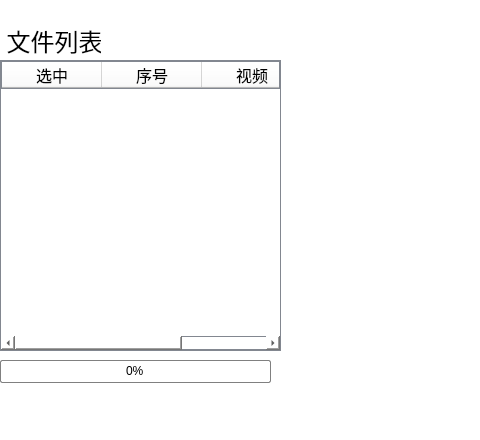
Qt form recordplaywidget.ui (1157889734/monitor_clent) before a commit; both pictures show x 0 to 480 and y 190 to 630 of the 1024 by 630 pixel window.
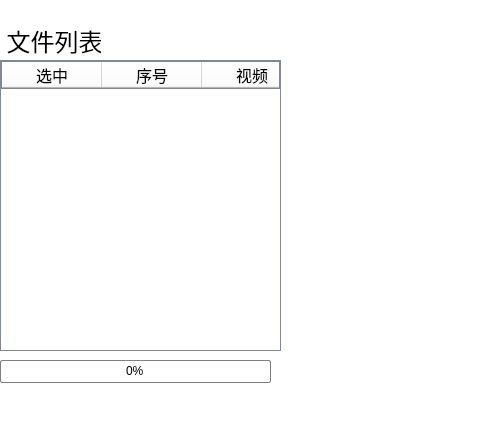
The same form after that commit. Icons and pictures are not drawn.

Diff of the .ui file:
```diff
--- a/recordplaywidget.ui
+++ b/recordplaywidget.ui
@@ -235,6 +235,18 @@
 border-color: rgb(130, 135, 144);
 border-width: 1px;border-style: solid;</string>
    </property>
+   <property name="horizontalScrollBarPolicy">
+    <enum>Qt::ScrollBarAlwaysOff</enum>
+   </property>
+   <property name="sizeAdjustPolicy">
+    <enum>QAbstractScrollArea::AdjustToContents</enum>
+   </property>
+   <property name="verticalScrollMode">
+    <enum>QAbstractItemView::ScrollPerPixel</enum>
+   </property>
+   <property name="horizontalScrollMode">
+    <enum>QAbstractItemView::ScrollPerPixel</enum>
+   </property>
    <property name="showGrid">
     <bool>false</bool>
    </property>
```
